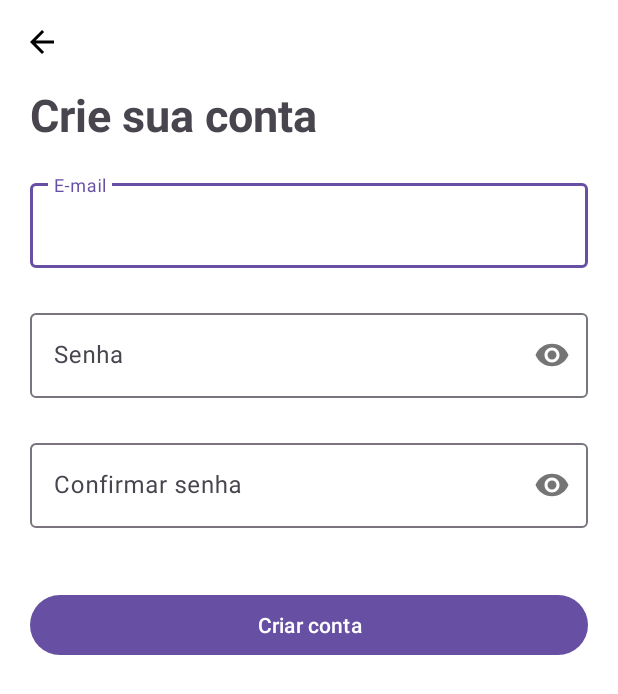
After one commit to brunorodriguesaraujo/tasklist, an Android app: the layout activity_register_user.xml on its own in the app's theme, with its tools: preview values and no code run, on a phone screen of 412 x 824 dp. The commit adds this screen. Shown: the top 694 px of the screen. Run offline under Robolectric (Android 15) with nearby library versions, the phone set to English and light mode, and no system bars.

Commit message:
add register user screen

```diff
--- /dev/null
+++ b/app/src/main/java/br/com/brunorodrigues/tasklist/extension/ValidationExtension.kt
@@ -0,0 +1,5 @@
+package br.com.brunorodrigues.tasklist.extension
+
+import android.util.Patterns
+
+fun String.isEmailValid() = !Patterns.EMAIL_ADDRESS.matcher(this).matches()
--- /dev/null
+++ b/app/src/main/res/drawable/arrow_back_24.xml
@@ -0,0 +1,5 @@
+<vector xmlns:android="http://schemas.android.com/apk/res/android" android:autoMirrored="true" android:height="24dp" android:tint="#000000" android:viewportHeight="24" android:viewportWidth="24" android:width="24dp">
+
+    <path android:fillColor="@android:color/white" android:pathData="M20,11H7.83l5.59,-5.59L12,4l-8,8 8,8 1.41,-1.41L7.83,13H20v-2z"/>
+
+</vector>
--- /dev/null
+++ b/app/src/main/res/layout/activity_register_user.xml
@@ -0,0 +1,129 @@
+<?xml version="1.0" encoding="utf-8"?>
+<ScrollView xmlns:android="http://schemas.android.com/apk/res/android"
+    xmlns:app="http://schemas.android.com/apk/res-auto"
+    xmlns:tools="http://schemas.android.com/tools"
+    android:layout_width="match_parent"
+    android:layout_height="match_parent"
+    android:background="@color/white"
+    android:fillViewport="true"
+    tools:context=".LoginActivity">
+
+    <androidx.constraintlayout.widget.ConstraintLayout
+        android:layout_width="match_parent"
+        android:layout_height="wrap_content">
+
+        <ProgressBar
+            android:id="@+id/progressBar"
+            android:layout_width="wrap_content"
+            android:layout_height="wrap_content"
+            android:visibility="gone"
+            app:layout_constraintBottom_toBottomOf="parent"
+            app:layout_constraintEnd_toEndOf="parent"
+            app:layout_constraintStart_toStartOf="parent"
+            app:layout_constraintTop_toTopOf="parent" />
+
+        <androidx.constraintlayout.widget.ConstraintLayout
+            android:id="@+id/constraintFields"
+            android:layout_width="match_parent"
+            android:layout_height="match_parent">
+
+            <ImageView
+                android:id="@+id/imgBack"
+                android:layout_width="wrap_content"
+                android:layout_height="wrap_content"
+                android:padding="16dp"
+                android:src="@drawable/arrow_back_24"
+                app:layout_constraintStart_toStartOf="parent"
+                app:layout_constraintTop_toTopOf="parent" />
+
+            <TextView
+                android:id="@+id/textViewTitle"
+                android:layout_width="0dp"
+                android:layout_height="wrap_content"
+                android:layout_marginHorizontal="20dp"
+                android:text="@string/created_account"
+                android:textSize="30sp"
+                android:textStyle="bold"
+                app:layout_constraintEnd_toEndOf="parent"
+                app:layout_constraintStart_toStartOf="parent"
+                app:layout_constraintTop_toBottomOf="@+id/imgBack" />
+
+            <com.google.android.material.textfield.TextInputLayout
+                android:id="@+id/textInputLayoutEmail"
+                style="@style/Widget.Material3.TextInputLayout.OutlinedBox"
+                android:layout_width="0dp"
+                android:layout_height="wrap_content"
+                android:layout_margin="20dp"
+                android:hint="@string/email_label"
+                app:errorEnabled="true"
+                app:layout_constraintEnd_toEndOf="parent"
+                app:layout_constraintStart_toStartOf="parent"
+                app:layout_constraintTop_toBottomOf="@+id/textViewTitle">
+
+                <com.google.android.material.textfield.TextInputEditText
+                    android:id="@+id/textInputEmail"
+                    android:layout_width="match_parent"
+                    android:layout_height="match_parent"
+                    android:inputType="textEmailAddress" />
+
+            </com.google.android.material.textfield.TextInputLayout>
+
+            <com.google.android.material.textfield.TextInputLayout
+                android:id="@+id/textInputLayoutPassword"
+                style="@style/Widget.Material3.TextInputLayout.OutlinedBox"
+                android:layout_width="0dp"
+                android:layout_height="wrap_content"
+                android:layout_marginHorizontal="20dp"
+                android:layout_marginTop="4dp"
+                android:hint="@string/password_label"
+                app:errorEnabled="true"
+                app:layout_constraintEnd_toEndOf="parent"
+                app:layout_constraintStart_toStartOf="parent"
+                app:layout_constraintTop_toBottomOf="@+id/textInputLayoutEmail"
+                app:passwordToggleEnabled="true">
+
+                <com.google.android.material.textfield.TextInputEditText
+                    android:id="@+id/textInputPassword"
+                    android:layout_width="match_parent"
+                    android:layout_height="match_parent"
+                    android:inputType="textPassword" />
+
+            </com.google.android.material.textfield.TextInputLayout>
+
+            <com.google.android.material.textfield.TextInputLayout
+                android:id="@+id/textInputLayoutPasswordConfirmation"
+                style="@style/Widget.Material3.TextInputLayout.OutlinedBox"
+                android:layout_width="0dp"
+                android:layout_height="wrap_content"
+                android:layout_marginHorizontal="20dp"
+                android:layout_marginTop="4dp"
+                android:hint="Confirmar senha"
+                app:errorEnabled="true"
+                app:layout_constraintEnd_toEndOf="parent"
+                app:layout_constraintStart_toStartOf="parent"
+                app:layout_constraintTop_toBottomOf="@+id/textInputLayoutPassword"
+                app:passwordToggleEnabled="true">
+
+                <com.google.android.material.textfield.TextInputEditText
+                    android:id="@+id/textInputPasswordConfirmation"
+                    android:layout_width="match_parent"
+                    android:layout_height="match_parent"
+                    android:inputType="textPassword" />
+
+            </com.google.android.material.textfield.TextInputLayout>
+
+            <com.google.android.material.button.MaterialButton
+                android:id="@+id/buttonSignup"
+                android:layout_width="0dp"
+                android:layout_height="wrap_content"
+                android:layout_marginHorizontal="20dp"
+                android:layout_marginTop="20dp"
+                android:text="@string/create_account_button"
+                app:layout_constraintEnd_toEndOf="parent"
+                app:layout_constraintStart_toStartOf="parent"
+                app:layout_constraintTop_toBottomOf="@+id/textInputLayoutPasswordConfirmation" />
+
+        </androidx.constraintlayout.widget.ConstraintLayout>
+    </androidx.constraintlayout.widget.ConstraintLayout>
+
+</ScrollView>
--- a/app/src/main/res/values/strings.xml
+++ b/app/src/main/res/values/strings.xml
@@ -5,4 +5,8 @@
     <string name="forgot_password">Esqueci minha senha</string>
     <string name="enter_label">Entrar</string>
     <string name="screen_login_content_description">imagem da tela de login</string>
+    <string name="created_account">Crie sua conta</string>
+    <string name="create_account_button">Criar conta</string>
+    <string name="send">Enviar</string>
+    <string name="first_access">Primeiro acesso</string>
 </resources>
```
Also changed, not shown: app/src/main/AndroidManifest.xml (+11 -0 lines), app/src/main/java/br/com/brunorodrigues/tasklist/RegisterUserActivity.kt (added, +116 -0 lines).
